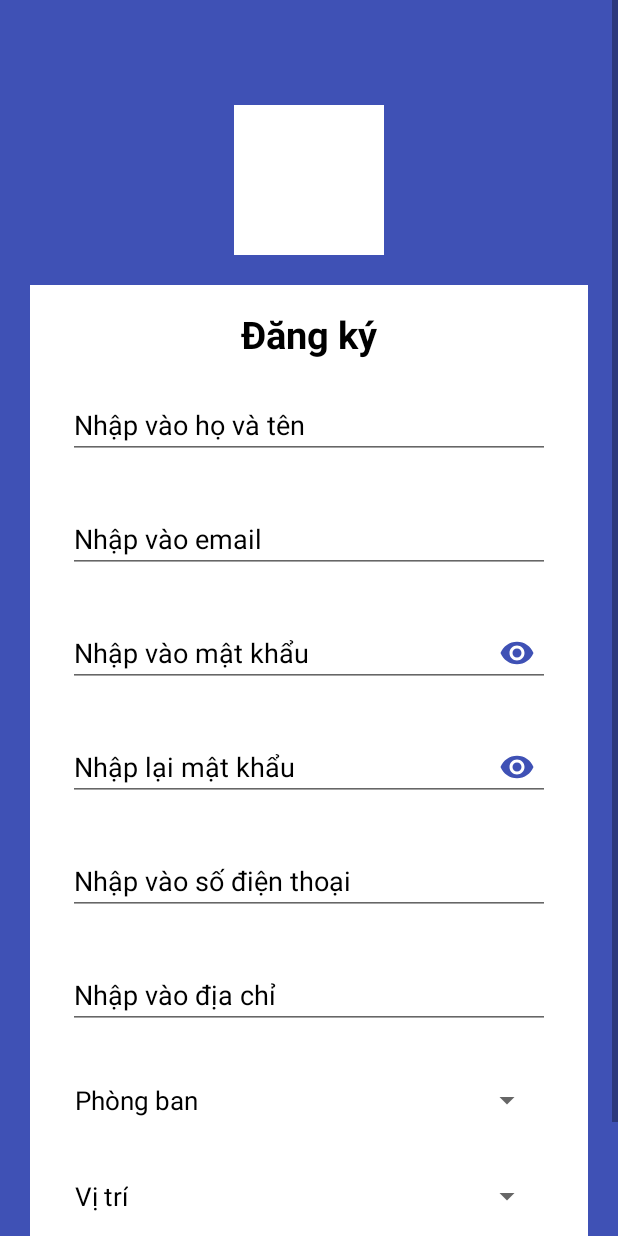
After one commit to lbui2602/DATN_Android, an Android app: the RegisterFragment screen opened through its navigation route, on a phone screen of 412 x 824 dp. The commit adds this screen. Run offline under Robolectric (Android 15) with nearby library versions, the phone set to English and light mode, and no system bars; our stand-ins replace Dagger/Hilt's generated code, data binding; pictures from the network do not load.

Commit message:
add register fragment

```diff
--- a/app/src/main/java/com/example/datn/models/Response.kt
+++ /dev/null
@@ -1,6 +0,0 @@
-package com.example.datn.models
-
-data class Response(
-    val message: String,
-    val user: User
-)
--- a/app/src/main/java/com/example/datn/models/login/LoginResponse.kt
+++ b/app/src/main/java/com/example/datn/models/login/LoginResponse.kt
@@ -1,6 +1,8 @@
 package com.example.datn.models.login
 
 data class LoginResponse(
+    val message:String,
+    val code:String,
     val _id: String,
     val fullName: String,
     val email: String,
--- a/app/src/main/java/com/example/datn/models/User.kt
+++ b/app/src/main/java/com/example/datn/models/register/User.kt
@@ -1,4 +1,4 @@
-package com.example.datn.models
+package com.example.datn.models.register
 
 data class User(
     val __v: Int,
--- a/app/src/main/java/com/example/datn/remote/repository/Repository.kt
+++ b/app/src/main/java/com/example/datn/remote/repository/Repository.kt
@@ -6,6 +6,8 @@ import com.example.datn.models.face_api.CreateFaceSetResponse
 import com.example.datn.models.face_api.DetectFaceResponse
 import com.example.datn.models.login.LoginRequest
 import com.example.datn.models.login.LoginResponse
+import com.example.datn.models.register.RegisterRequest
+import com.example.datn.models.register.RegisterResponse
 import com.example.datn.remote.service.ApiService
 import com.example.datn.remote.service.FaceApiService
 import okhttp3.MultipartBody
@@ -19,6 +21,9 @@ class Repository @Inject constructor(
         Log.e("repository",loginRequest.toString())
         return apiService.login(loginRequest)
     }
+    suspend fun register(registerRequest: RegisterRequest) : RegisterResponse {
+        return apiService.register(registerRequest)
+    }
     suspend fun createFaceSet(apiKey: String,apiSecret:String,outerId:String,displayName : String,tags : String) : CreateFaceSetResponse{
         return faceApiService.createFaceSet(apiKey, apiSecret, outerId, displayName, tags)
     }
--- a/app/src/main/java/com/example/datn/view/auth/fragment/login/LoginFragment.kt
+++ b/app/src/main/java/com/example/datn/view/auth/fragment/login/LoginFragment.kt
@@ -9,8 +9,10 @@ import android.view.View
 import android.view.ViewGroup
 import androidx.fragment.app.viewModels
 import androidx.lifecycle.Observer
+import androidx.navigation.fragment.findNavController
 import com.bumptech.glide.Glide
 import com.example.datn.BuildConfig
+import com.example.datn.R
 import com.example.datn.databinding.FragmentLoginBinding
 import com.example.datn.models.login.LoginRequest
 import com.example.datn.view.main.MainActivity
@@ -59,5 +61,8 @@ class LoginFragment : Fragment() {
             val loginRequest = LoginRequest("anv@gmail.com","11111111")
             viewModel.login(loginRequest)
         }
+        binding.tvRegister.setOnClickListener {
+            findNavController().navigate(R.id.action_loginFragment_to_registerFragment)
+        }
     }
 }
--- /dev/null
+++ b/app/src/main/java/com/example/datn/view/auth/fragment/register/RegisterFragment.kt
@@ -0,0 +1,50 @@
+package com.example.datn.view.auth.fragment.register
+
+import android.os.Bundle
+import androidx.fragment.app.Fragment
+import android.view.LayoutInflater
+import android.view.View
+import android.view.ViewGroup
+import com.example.datn.R
+import com.example.datn.databinding.FragmentRegisterBinding
+import dagger.hilt.android.AndroidEntryPoint
+
+@AndroidEntryPoint
+class RegisterFragment : Fragment() {
+    lateinit var binding : FragmentRegisterBinding
+    override fun onCreate(savedInstanceState: Bundle?) {
+        super.onCreate(savedInstanceState)
+    }
+
+    override fun onCreateView(
+        inflater: LayoutInflater, container: ViewGroup?,
+        savedInstanceState: Bundle?
+    ): View? {
+        binding = FragmentRegisterBinding.inflate(layoutInflater,container,false)
+        binding.lifecycleOwner = this
+        return binding.root
+    }
+
+    override fun onViewCreated(view: View, savedInstanceState: Bundle?) {
+        super.onViewCreated(view, savedInstanceState)
+
+    }
+    private fun setActions(){
+
+    }
+    private fun setObservers(){
+
+    }
+    private fun setSpinner(){
+
+    }
+    private fun validate(){
+        val fullname = binding.edtFullname.text.toString().trim()
+        val email = binding.edtFullname.text.toString().trim()
+        val password = binding.edtFullname.text.toString().trim()
+        val phone = binding.edtFullname.text.toString().trim()
+        val address = binding.edtFullname.text.toString().trim()
+        val departmentId = binding.edtFullname.text.toString().trim()
+        val roleId = binding.spnRole.
+    }
+}
--- /dev/null
+++ b/app/src/main/res/layout/fragment_register.xml
@@ -0,0 +1,168 @@
+<?xml version="1.0" encoding="utf-8"?>
+<layout xmlns:android="http://schemas.android.com/apk/res/android"
+    xmlns:tools="http://schemas.android.com/tools">
+
+    <data>
+
+    </data>
+
+    <ScrollView
+        android:background="@color/blue"
+        android:layout_width="match_parent"
+        android:layout_height="match_parent">
+        <LinearLayout
+            android:orientation="vertical"
+            android:background="@color/blue"
+            android:layout_width="match_parent"
+            android:layout_height="match_parent"
+            tools:context=".view.auth.fragment.register.RegisterFragment">
+            <ImageView
+                android:id="@+id/imgLogo"
+                android:src="@color/white"
+                android:layout_marginTop="70dp"
+                android:layout_gravity="center"
+                android:layout_width="100dp"
+                android:layout_height="100dp"/>
+            <LinearLayout
+                android:padding="10dp"
+                android:orientation="vertical"
+                android:background="@color/white"
+                android:layout_marginTop="20dp"
+                android:layout_marginHorizontal="20dp"
+                android:layout_width="match_parent"
+                android:layout_height="wrap_content">
+                <TextView
+                    android:text="Đăng ký"
+                    android:textStyle="bold"
+                    android:textSize="25sp"
+                    android:layout_gravity="center"
+                    android:layout_margin="5dp"
+                    android:textColor="@color/black"
+                    android:layout_width="wrap_content"
+                    android:layout_height="wrap_content"/>
+                <EditText
+                    android:id="@+id/edtFullname"
+                    android:hint="Nhập vào họ và tên"
+                    android:textColor="@color/black"
+                    android:textColorHint="@color/black"
+                    android:inputType="text"
+                    android:layout_margin="15dp"
+                    android:layout_width="match_parent"
+                    android:layout_height="wrap_content"/>
+                <EditText
+                    android:id="@+id/edtEmail"
+                    android:hint="Nhập vào email"
+                    android:textColor="@color/black"
+                    android:textColorHint="@color/black"
+                    android:inputType="text"
+                    android:layout_margin="15dp"
+                    android:layout_width="match_parent"
+                    android:layout_height="wrap_content"/>
+                <FrameLayout
+                    android:layout_margin="5dp"
+                    android:layout_width="match_parent"
+                    android:layout_height="wrap_content">
+                    <EditText
+                        android:id="@+id/edtPassword"
+                        android:inputType="textPassword"
+                        android:hint="Nhập vào mật khẩu"
+                        android:textColorHint="@color/black"
+                        android:layout_margin="10dp"
+                        android:layout_width="match_parent"
+                        android:layout_height="wrap_content"/>
+                    <ImageView
+                        android:id="@+id/imgVisible"
+                        android:layout_gravity="center|end"
+                        android:layout_margin="20dp"
+                        android:src="@drawable/ic_visible"
+                        android:layout_width="wrap_content"
+                        android:layout_height="wrap_content"/>
+                </FrameLayout>
+                <FrameLayout
+                    android:layout_margin="5dp"
+                    android:layout_width="match_parent"
+                    android:layout_height="wrap_content">
+                    <EditText
+                        android:id="@+id/edtPasswordConfirm"
+                        android:inputType="textPassword"
+                        android:hint="Nhập lại mật khẩu"
+                        android:textColorHint="@color/black"
+                        android:layout_margin="10dp"
+                        android:layout_width="match_parent"
+                        android:layout_height="wrap_content"/>
+                    <ImageView
+                        android:id="@+id/imgVisibleConfirm"
+                        android:layout_gravity="center|end"
+                        android:layout_margin="20dp"
+                        android:src="@drawable/ic_visible"
+                        android:layout_width="wrap_content"
+                        android:layout_height="wrap_content"/>
+                </FrameLayout>
+                <EditText
+                    android:id="@+id/edtPhone"
+                    android:hint="Nhập vào số điện thoại"
+                    android:textColor="@color/black"
+                    android:inputType="number"
+                    android:maxLength="10"
+                    android:layout_margin="15dp"
+                    android:textColorHint="@color/black"
+                    android:layout_width="match_parent"
+                    android:layout_height="wrap_content"/>
+                <EditText
+                    android:id="@+id/edtAddress"
+                    android:hint="Nhập vào địa chỉ"
+                    android:textColor="@color/black"
+                    android:inputType="text"
+                    android:maxLength="255"
+                    android:textColorHint="@color/black"
+                    android:layout_margin="15dp"
+                    android:layout_width="match_parent"
+                    android:layout_height="wrap_content"/>
+                <LinearLayout
+                    android:orientation="horizontal"
+                    android:layout_margin="20dp"
+                    android:layout_width="match_parent"
+                    android:layout_height="wrap_content">
+                    <TextView
+                        android:textColor="@color/black"
+                        android:textSize="17sp"
+                        android:text="Phòng ban"
+                        android:layout_width="wrap_content"
+                        android:layout_height="wrap_content"/>
+                    <Spinner
+                        android:layout_marginLeft="10dp"
+                        android:id="@+id/spnDepartment"
+                        android:layout_width="match_parent"
+                        android:layout_height="wrap_content"/>
+                </LinearLayout>
+                <LinearLayout
+                    android:orientation="horizontal"
+                    android:layout_margin="20dp"
+                    android:layout_width="match_parent"
+                    android:layout_height="wrap_content">
+                    <TextView
+                        android:textColor="@color/black"
+                        android:textSize="17sp"
+                        android:text="Vị trí"
+                        android:layout_width="wrap_content"
+                        android:layout_height="wrap_content"/>
+                    <Spinner
+                        android:layout_marginLeft="10dp"
+                        android:id="@+id/spnRole"
+                        android:layout_width="match_parent"
+                        android:layout_height="wrap_content"/>
+                </LinearLayout>
+                <Button
+                    android:id="@+id/btnRegister"
+                    android:background="@color/blue"
+                    android:text="Đăng ký"
+                    android:padding="5dp"
+                    android:layout_margin="10dp"
+                    android:textColor="@color/white"
+                    android:layout_gravity="center"
+                    android:layout_width="wrap_content"
+                    android:layout_height="wrap_content"/>
+            </LinearLayout>
+        </LinearLayout>
+    </ScrollView>
+</layout>
--- a/app/src/main/res/navigation/nav_auth.xml
+++ b/app/src/main/res/navigation/nav_auth.xml
@@ -15,5 +15,13 @@
     <fragment
         android:id="@+id/loginFragment"
         android:name="com.example.datn.view.auth.fragment.login.LoginFragment"
-        android:label="LoginFragment" />
+        android:label="LoginFragment" >
+        <action
+            android:id="@+id/action_loginFragment_to_registerFragment"
+            app:destination="@id/registerFragment" />
+    </fragment>
+    <fragment
+        android:id="@+id/registerFragment"
+        android:name="com.example.datn.view.auth.fragment.register.RegisterFragment"
+        android:label="RegisterFragment" />
 </navigation>
```
Also changed, not shown: app/src/main/java/com/example/datn/models/register/RegisterRequest.kt (added, +11 -0 lines), app/src/main/java/com/example/datn/models/register/RegisterResponse.kt (added, +7 -0 lines), app/src/main/java/com/example/datn/remote/service/ApiService.kt (+6 -14 lines), app/src/main/java/com/example/datn/util/Util.kt (added, +31 -0 lines), app/src/main/java/com/example/datn/view/auth/fragment/register/RegisterViewModel.kt (added, +37 -0 lines), app/src/main/java/com/example/datn/view/main/fragment/AttendanceFragment.kt (+1 -12 lines), app/src/main/res/layout/fragment_login.xml (+13 -5 lines).
